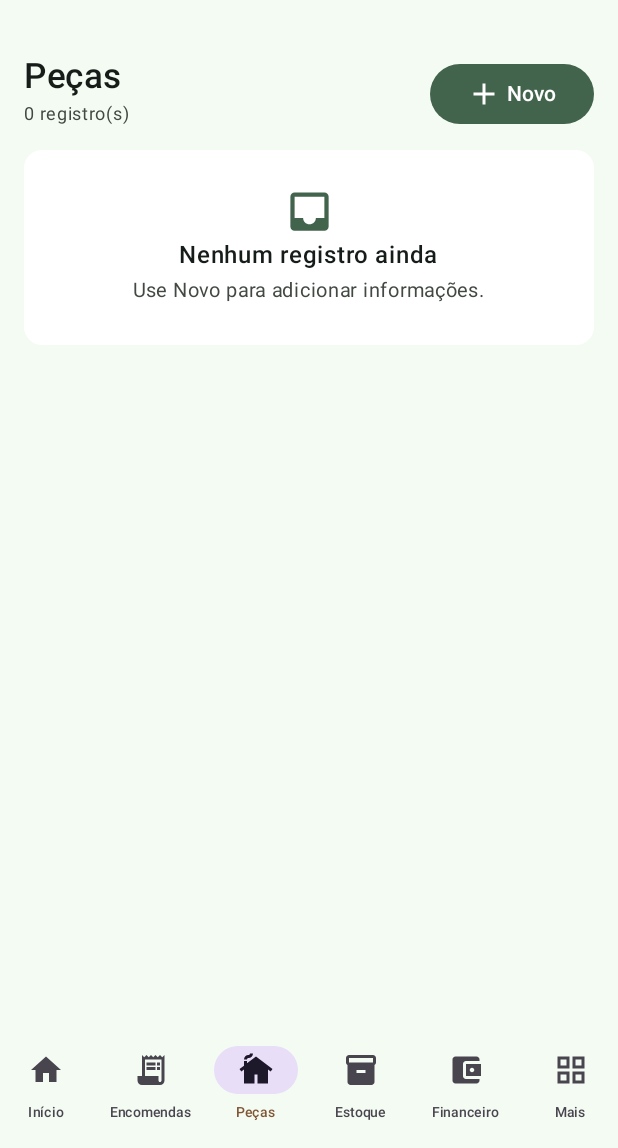
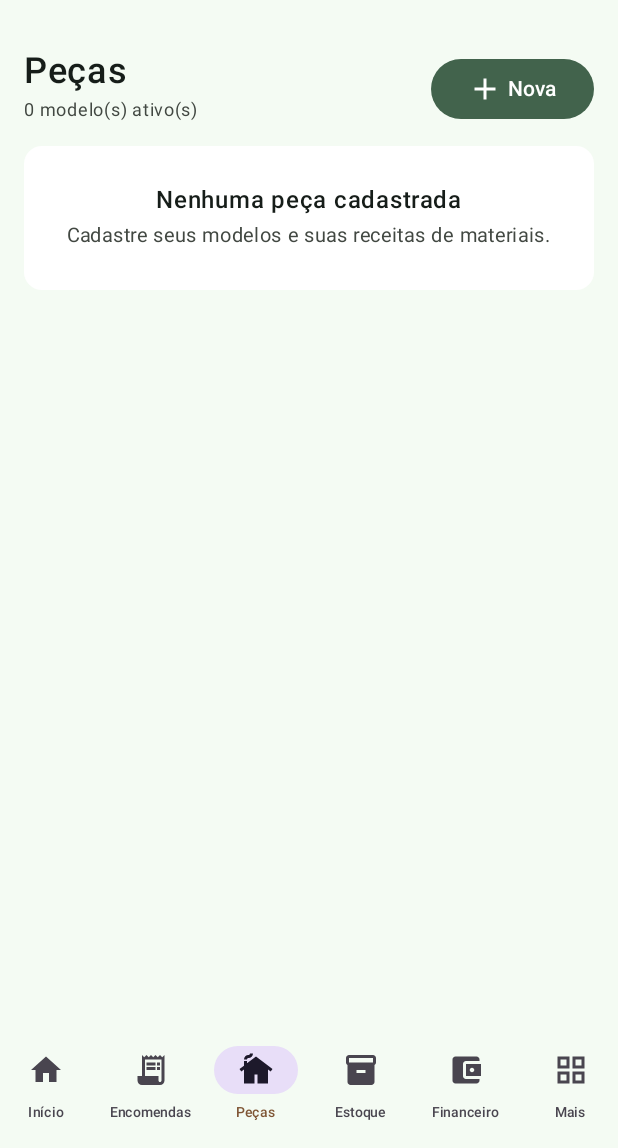
Before and after one commit to anderfc22/Ateliecroche, an Android app built with Jetpack Compose: the screen it shows after launch (MainActivity), item 3 of the bottom bar chosen, on a phone screen of 412 x 824 dp, the part 88-1236 px from its top. Run offline under Robolectric (Android 15) with nearby library versions, the phone set to English and light mode, and no system bars.

Commit message:
Connect native product recipe editor to navigation

```diff
--- a/app/src/main/java/com/lelecroche/app/MainActivity.kt
+++ b/app/src/main/java/com/lelecroche/app/MainActivity.kt
@@ -94,7 +94,7 @@ private fun LeleCrocheApp() {
             when (selected) {
                 0 -> HomeScreen(Modifier.padding(padding))
                 1 -> OrdersScreen(Modifier.padding(padding))
-                2 -> DataScreen(AppDatabase(androidx.compose.ui.platform.LocalContext.current), "Peças", Modifier.padding(padding))
+                2 -> ProductsScreen(Modifier.padding(padding))
                 3 -> DataScreen(AppDatabase(androidx.compose.ui.platform.LocalContext.current), "Estoque", Modifier.padding(padding))
                 4 -> DataScreen(AppDatabase(androidx.compose.ui.platform.LocalContext.current), "Financeiro", Modifier.padding(padding))
                 else -> if (moreSection == null) MoreScreen(Modifier.padding(padding)) { moreSection = it }
```
